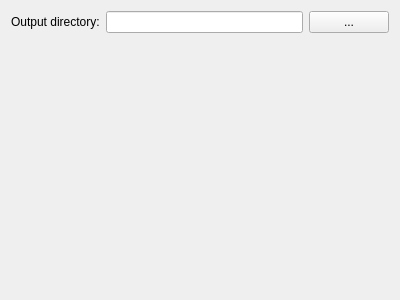
This is src/tools/pluginwizard/qt/output.ui in MusculoskeletalAtlasProject/mapclient-archived as Qt 5 draws it before an edit. The edited form follows.
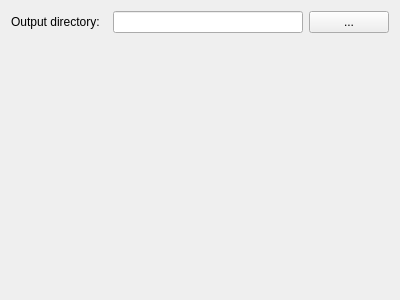
This is the edited form.

The edit to the form file:
```diff
--- a/src/tools/pluginwizard/qt/output.ui
+++ b/src/tools/pluginwizard/qt/output.ui
@@ -19,7 +19,7 @@
      <item>
       <widget class="QLabel" name="directoryLabel">
        <property name="text">
-        <string>Output directory:</string>
+        <string>Output directory:  </string>
        </property>
       </widget>
      </item>
```
Left out of the diff: 6 changed lines with no effect on the pictures.
